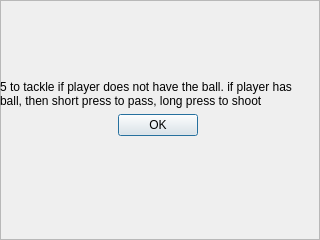
First picture: the form in inputSettingsFrame.ui, repository rochford/cutefootball, before the edit.
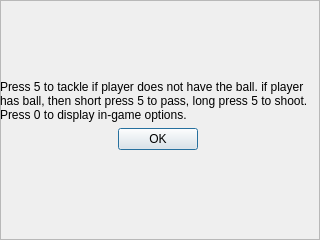
Second picture: the form after the edit. Icons and pictures are not drawn.

What changed in the file:
```diff
--- a/inputSettingsFrame.ui
+++ b/inputSettingsFrame.ui
@@ -192,7 +192,7 @@
     <item>
      <widget class="QLabel" name="label_13">
       <property name="text">
-       <string>5 to tackle if player does not have the ball. if player has ball, then short press to pass, long press to shoot</string>
+       <string>Press 5 to tackle if player does not have the ball. if player has ball, then short press 5 to pass, long press 5 to shoot. Press 0 to display in-game options.</string>
       </property>
       <property name="wordWrap">
        <bool>true</bool>
```
Left out of the diff: 26 changed lines with no effect on the pictures.
